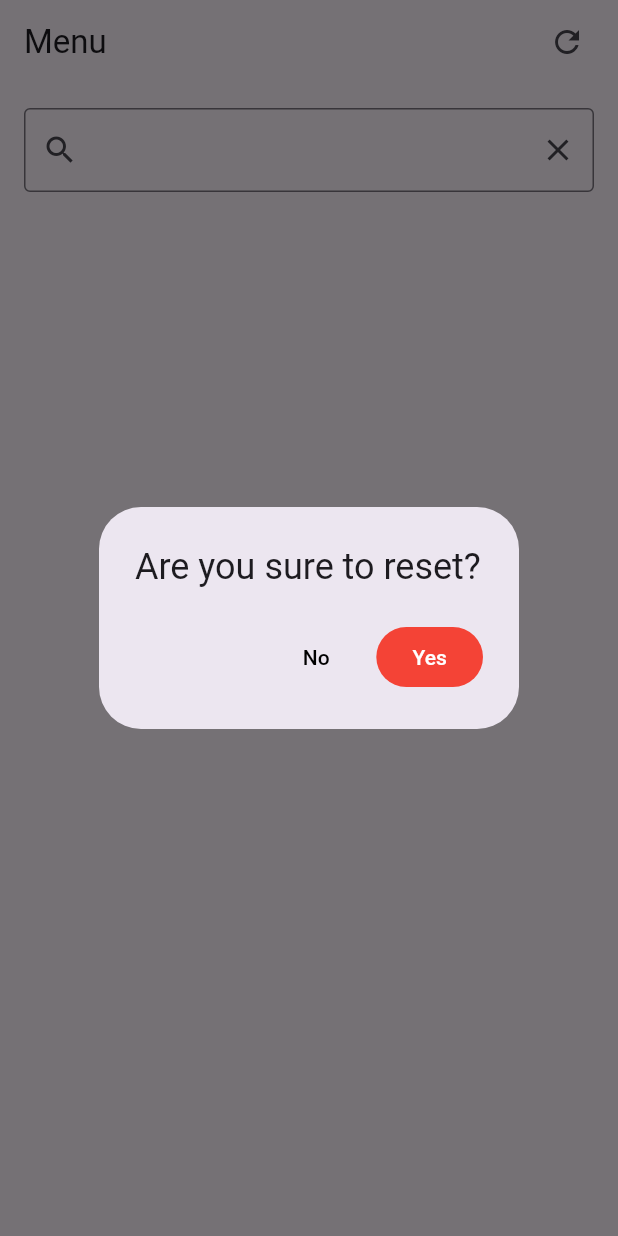
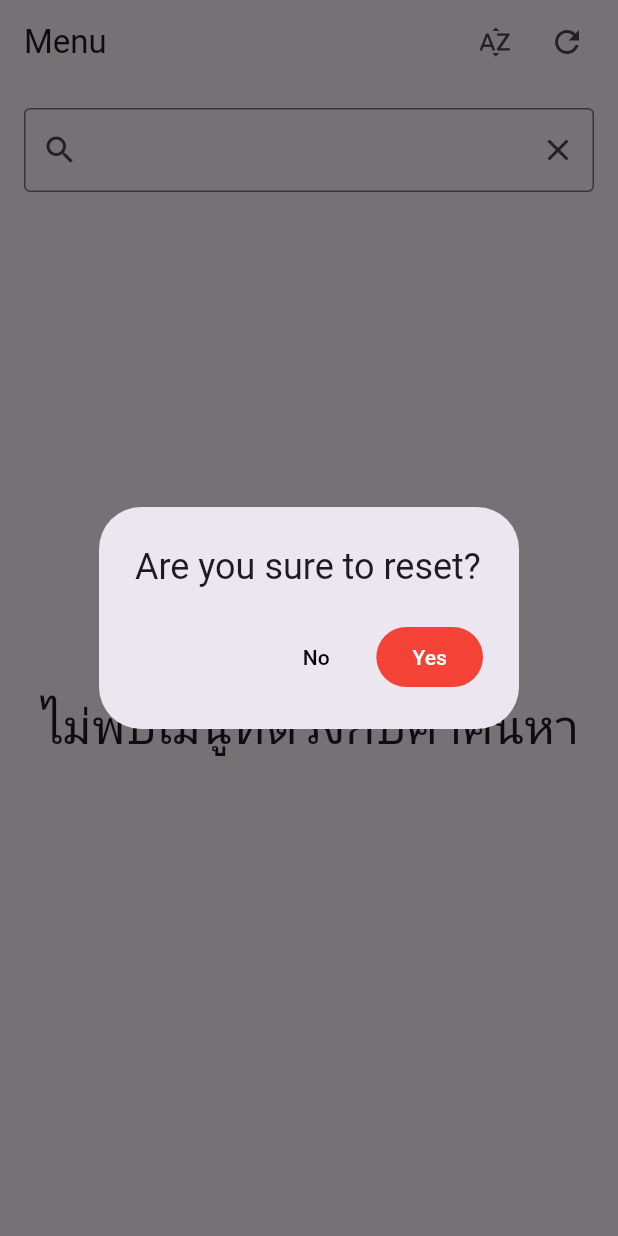
Before and after one commit to Bankyeiei/CCMB01-Lab14, a Flutter app: the screen it shows after launch, after a tap on the "refresh" icon, on a phone screen of 412 x 824 dp. Run offline on Flutter 3.47's test engine with Material 3 defaults, Android fonts, the phone set to English and light mode, and no system bars; our stand-ins replace cloud_firestore, firebase_core, google_fonts; accounts and stored records are empty; Roboto replaces fonts that are missing (Prompt).

Commit message:
Add sort feature

```diff
--- a/lib/app/home.dart
+++ b/lib/app/home.dart
@@ -7,7 +7,6 @@ import '/data/data.dart';
 
 class HomeScreen extends StatefulWidget {
   const HomeScreen({super.key});
-
   static var searchFocusNode = FocusNode();
   static var foods = FirebaseFirestore.instance.collection('foods');
 
@@ -17,6 +16,7 @@ class HomeScreen extends StatefulWidget {
 
 class _HomeScreenState extends State<HomeScreen> {
   final searchController = TextEditingController();
+  bool isDescending = false;
 
   List<String> generateKeywords(String text) {
     text = text.toLowerCase();
@@ -32,6 +32,7 @@ class _HomeScreenState extends State<HomeScreen> {
   Stream<QuerySnapshot> getFoods(String keyword) {
     return HomeScreen.foods
         .where('search_keywords', arrayContains: keyword.toLowerCase())
+        .orderBy('menu_name', descending: isDescending)
         .snapshots();
   }
 
@@ -68,6 +69,15 @@ class _HomeScreenState extends State<HomeScreen> {
         appBar: AppBar(
           title: Text('Menu'),
           actions: [
+            IconButton(
+              tooltip: 'Sort by Menu',
+              onPressed: () {
+                setState(() {
+                  isDescending = !isDescending;
+                });
+              },
+              icon: Icon(Icons.sort_by_alpha),
+            ),
             IconButton(
               tooltip: 'Reset',
               onPressed:
@@ -127,13 +137,19 @@ class _HomeScreenState extends State<HomeScreen> {
                 ),
               ),
               Expanded(
+                child: Center(
                   child: StreamBuilder(
                     stream: getFoods(searchController.text),
                     builder: (context, snapshot) {
-                    if (!snapshot.hasData) {
+                      if (snapshot.hasError) {
+                        return Text('Error', style: TextStyle(fontSize: 32));
+                      } else if (!snapshot.hasData) {
                         return CircularProgressIndicator();
-                    } else if (snapshot.hasError) {
-                      Text('Error');
+                      } else if (snapshot.data!.docs.isEmpty) {
+                        return Text(
+                          'ไม่พบเมนูที่ตรงกับคำค้นหา',
+                          style: TextStyle(fontSize: 32),
+                        );
                       }
                       final docs = snapshot.data!.docs;
                       return ListView.separated(
@@ -160,6 +176,7 @@ class _HomeScreenState extends State<HomeScreen> {
                     },
                   ),
                 ),
+              ),
             ],
           ),
         ),
--- a/lib/data/data.dart
+++ b/lib/data/data.dart
@@ -158,7 +158,7 @@ Map<String, List<Map<String, dynamic>>> foodJson = {
       "menu_name": "น้ำพริกกะปิ",
       "ingredients": "กะปิ, พริกขี้หนู, มะนาว, น้ำปลา, น้ำตาลปี๊บ, มะเขือพวง",
       "image_url":
-          "https://img-global.cpcdn.com/recipes/f8221d20ae3dda82/680x482cq70/%E0%B8%A3%E0%B8%9B-%E0%B8%AB%E0%B8%A5%E0%B8%81-%E0%B8%82%E0%B8%AD%E0%B8%87-%E0%B8%AA%E0%B8%95%E0%B8%A3-%E0%B8%99%E0%B8%B3%E0%B8%9E%E0%B8%A3%E0%B8%81%E0%B8%81%E0%B8%B0%E0%B8%9B-%E0%B8%9C%E0%B8%81%E0%B8%A2%E0%B8%B2%E0%B8%87.jpg",
+          "https://classroomkrubeer.wordpress.com/wp-content/uploads/2016/08/e0b899e0b989e0b8b3e0b89ee0b8a3e0b8b4e0b881e0b881e0b8b0e0b89be0b8b4.jpg",
       "is_favorite": false,
     },
     {
```
Lines whose indentation alone changed are shown as unchanged.
